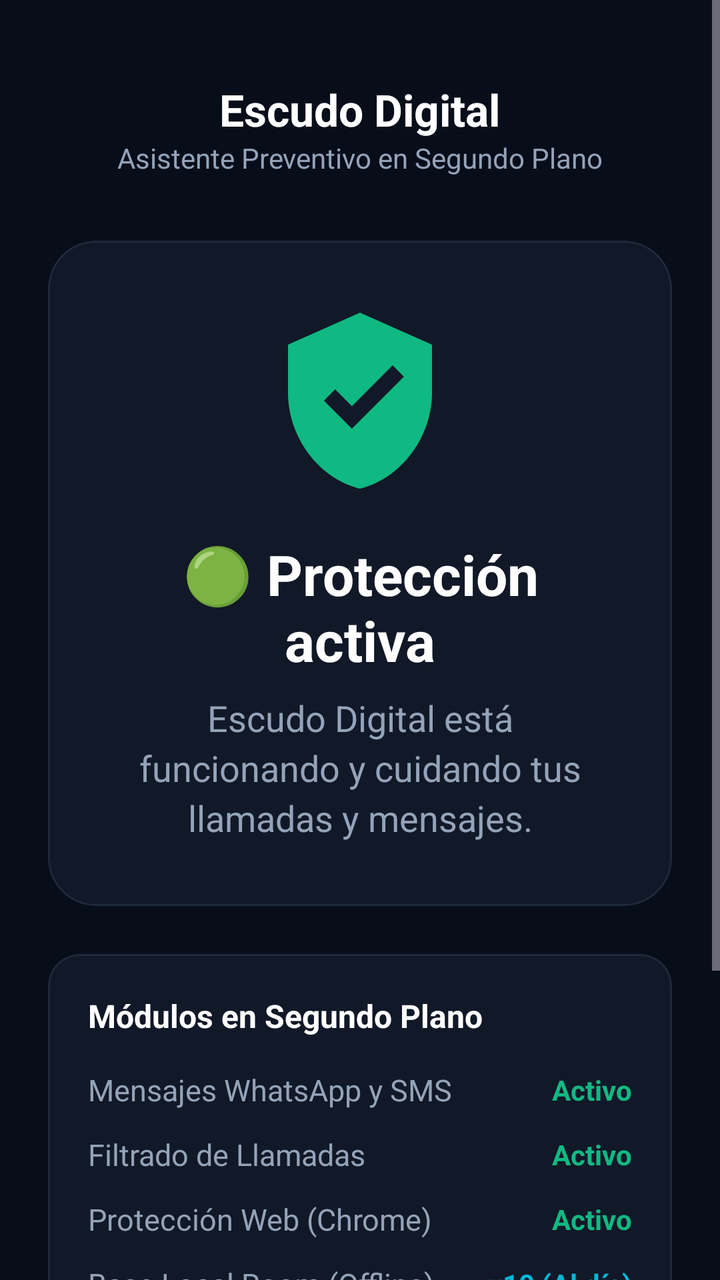
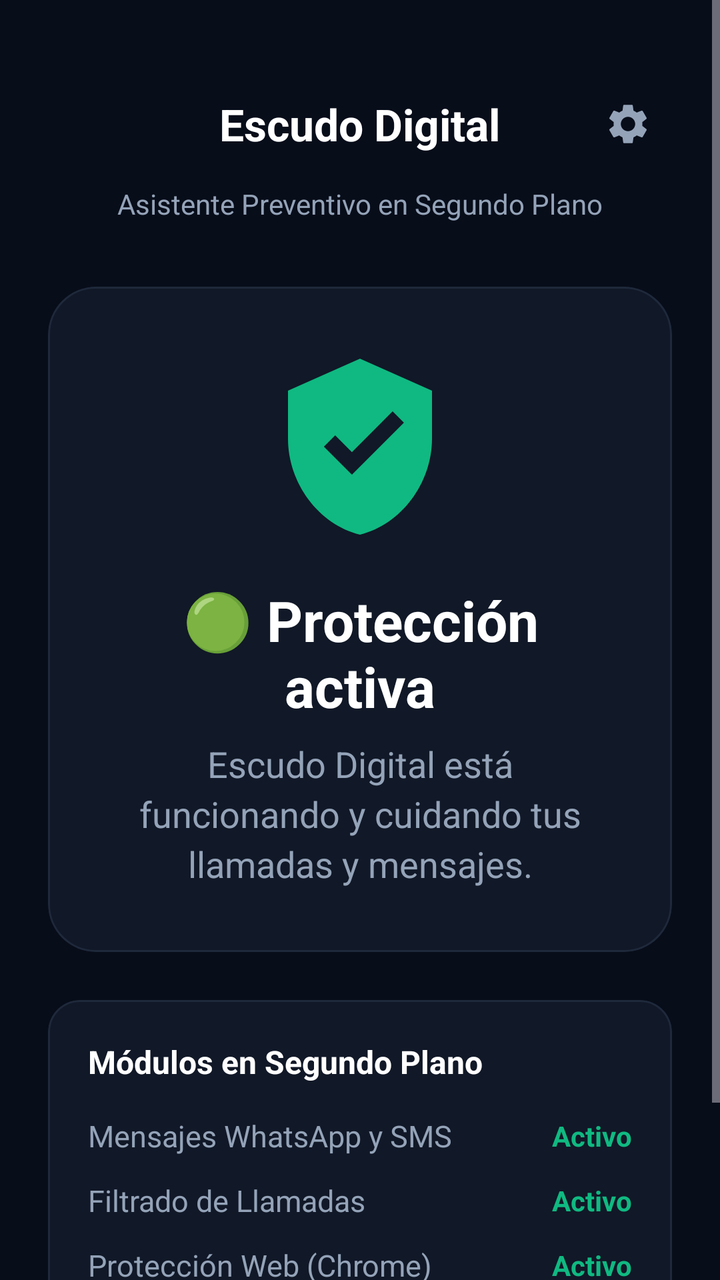

Screens rendered from an Android XML layout before and after an edit, with the pre-edit source and the edit as a unified diff.
<!-- AndroidManifest.xml: activity theme Theme.EscudoDigital -->
<!-- res/layout/activity_main.xml -->
<?xml version="1.0" encoding="utf-8"?>
<ScrollView xmlns:android="http://schemas.android.com/apk/res/android"
    xmlns:app="http://schemas.android.com/apk/res-auto"
    android:layout_width="match_parent"
    android:layout_height="match_parent"
    android:background="@color/bg_primary"
    android:fillViewport="true">

    <LinearLayout
        android:layout_width="match_parent"
        android:layout_height="wrap_content"
        android:orientation="vertical"
        android:padding="24dp"
        android:gravity="center_horizontal">

        
        <TextView
            android:layout_width="wrap_content"
            android:layout_height="wrap_content"
            android:text="@string/app_name"
            android:textSize="22sp"
            android:textStyle="bold"
            android:textColor="@color/text_primary"
            android:layout_marginTop="16dp" />

        <TextView
            android:layout_width="wrap_content"
            android:layout_height="wrap_content"
            android:text="Asistente Preventivo en Segundo Plano"
            android:textSize="14sp"
            android:textColor="@color/text_secondary"
            android:layout_marginBottom="32dp" />

        
        <com.google.android.material.card.MaterialCardView
            android:layout_width="match_parent"
            android:layout_height="wrap_content"
            app:cardCornerRadius="24dp"
            app:cardBackgroundColor="@color/bg_card"
            app:strokeColor="@color/border_card"
            app:strokeWidth="1dp"
            android:layout_marginBottom="24dp">

            <LinearLayout
                android:layout_width="match_parent"
                android:layout_height="wrap_content"
                android:orientation="vertical"
                android:padding="32dp"
                android:gravity="center">

                <ImageView
                    android:id="@+id/ivShieldStatus"
                    android:layout_width="96dp"
                    android:layout_height="96dp"
                    android:src="@drawable/ic_shield"
                    android:contentDescription="Escudo de Protección"
                    android:layout_marginBottom="20dp" />

                <TextView
                    android:id="@+id/tvProtectionTitle"
                    android:layout_width="wrap_content"
                    android:layout_height="wrap_content"
                    android:text="🟢 Protección activa"
                    android:textSize="28sp"
                    android:textStyle="bold"
                    android:textColor="@color/text_primary"
                    android:gravity="center"
                    android:layout_marginBottom="8dp" />

                <TextView
                    android:id="@+id/tvProtectionDesc"
                    android:layout_width="wrap_content"
                    android:layout_height="wrap_content"
                    android:text="Escudo Digital está funcionando y cuidando tus llamadas y mensajes."
                    android:textSize="18sp"
                    android:textColor="@color/text_secondary"
                    android:gravity="center"
                    android:lineSpacingExtra="4dp" />

            </LinearLayout>
        </com.google.android.material.card.MaterialCardView>

        
        <com.google.android.material.card.MaterialCardView
            android:layout_width="match_parent"
            android:layout_height="wrap_content"
            app:cardCornerRadius="16dp"
            app:cardBackgroundColor="@color/bg_card"
            app:strokeColor="@color/border_card"
            app:strokeWidth="1dp"
            android:layout_marginBottom="24dp">

            <LinearLayout
                android:layout_width="match_parent"
                android:layout_height="wrap_content"
                android:orientation="vertical"
                android:padding="20dp">

                <TextView
                    android:layout_width="wrap_content"
                    android:layout_height="wrap_content"
                    android:text="Módulos en Segundo Plano"
                    android:textSize="16sp"
                    android:textStyle="bold"
                    android:textColor="@color/text_primary"
                    android:layout_marginBottom="16dp" />

                
                <LinearLayout
                    android:layout_width="match_parent"
                    android:layout_height="wrap_content"
                    android:orientation="horizontal"
                    android:gravity="center_vertical"
                    android:layout_marginBottom="12dp">
                    <TextView
                        android:layout_width="0dp"
                        android:layout_weight="1"
                        android:layout_height="wrap_content"
                        android:text="Mensajes WhatsApp y SMS"
                        android:textColor="@color/text_secondary"
                        android:textSize="15sp" />
                    <TextView
                        android:id="@+id/tvNotificationStatus"
                        android:layout_width="wrap_content"
                        android:layout_height="wrap_content"
                        android:text="Activo"
                        android:textStyle="bold"
                        android:textColor="@color/shield_active"
                        android:textSize="14sp" />
                </LinearLayout>

                
                <LinearLayout
                    android:layout_width="match_parent"
                    android:layout_height="wrap_content"
                    android:orientation="horizontal"
                    android:gravity="center_vertical"
                    android:layout_marginBottom="12dp">
                    <TextView
                        android:layout_width="0dp"
                        android:layout_weight="1"
                        android:layout_height="wrap_content"
                        android:text="Filtrado de Llamadas"
                        android:textColor="@color/text_secondary"
                        android:textSize="15sp" />
                    <TextView
                        android:id="@+id/tvCallStatus"
                        android:layout_width="wrap_content"
                        android:layout_height="wrap_content"
                        android:text="Activo"
                        android:textStyle="bold"
                        android:textColor="@color/shield_active"
                        android:textSize="14sp" />
                </LinearLayout>

                
                <LinearLayout
                    android:id="@+id/rowBrowserProtection"
                    android:layout_width="match_parent"
                    android:layout_height="wrap_content"
                    android:orientation="horizontal"
                    android:gravity="center_vertical"
                    android:layout_marginBottom="12dp">
                    <TextView
                        android:layout_width="0dp"
                        android:layout_weight="1"
                        android:layout_height="wrap_content"
                        android:text="Protección Web (Chrome)"
                        android:textColor="@color/text_secondary"
                        android:textSize="15sp" />
                    <TextView
                        android:id="@+id/tvBrowserStatus"
                        android:layout_width="wrap_content"
                        android:layout_height="wrap_content"
                        android:text="Activo"
                        android:textStyle="bold"
                        android:textColor="@color/shield_active"
                        android:textSize="14sp" />
                </LinearLayout>

                
                <LinearLayout
                    android:layout_width="match_parent"
                    android:layout_height="wrap_content"
                    android:orientation="horizontal"
                    android:gravity="center_vertical">
                    <TextView
                        android:layout_width="0dp"
                        android:layout_weight="1"
                        android:layout_height="wrap_content"
                        android:text="Base Local Room (Offline)"
                        android:textColor="@color/text_secondary"
                        android:textSize="15sp" />
                    <TextView
                        android:id="@+id/tvDatabaseVersion"
                        android:layout_width="wrap_content"
                        android:layout_height="wrap_content"
                        android:text="v10 (Al día)"
                        android:textStyle="bold"
                        android:textColor="@color/accent_cyan"
                        android:textSize="14sp" />
                </LinearLayout>

            </LinearLayout>
        </com.google.android.material.card.MaterialCardView>

        
        <com.google.android.material.button.MaterialButton
            android:id="@+id/btnSimulateAlert"
            android:layout_width="match_parent"
            android:layout_height="60dp"
            android:text="Probar Alerta de Prueba (Demo)"
            android:textSize="16sp"
            android:textStyle="bold"
            app:cornerRadius="16dp"
            android:backgroundTint="@color/accent_indigo"
            android:textColor="@color/text_primary"
            android:layout_marginBottom="12dp" />

        <com.google.android.material.button.MaterialButton
            android:id="@+id/btnCheckPermissions"
            android:layout_width="match_parent"
            android:layout_height="52dp"
            android:text="Configurar Permisos del Sistema"
            android:textSize="14sp"
            app:cornerRadius="16dp"
            style="@style/Widget.Material3.Button.OutlinedButton"
            android:textColor="@color/text_secondary" />

    </LinearLayout>
</ScrollView>
<!-- resources referenced by this layout -->
<resources>
  <color name="accent_cyan">#06B6D4</color>
  <color name="accent_indigo">#6366F1</color>
  <color name="bg_card">#111827</color>
  <color name="bg_primary">#080D1A</color>
  <color name="border_card">#1E293B</color>
  <color name="shield_active">#10B981</color>
  <color name="text_primary">#FFFFFF</color>
  <color name="text_secondary">#94A3B8</color>
  <!-- drawable ic_shield (drawable) -->
  <vector xmlns:android="http://schemas.android.com/apk/res/android"
      android:width="24dp"
      android:height="24dp"
      android:viewportWidth="24"
      android:viewportHeight="24">
    <path
        android:fillColor="#10B981"
        android:pathData="M12,1L3,5v6c0,5.55 3.84,10.74 9,12c5.16,-1.26 9,-6.45 9,-12V5L12,1zM10.99,15.5l-3.5,-3.5l1.41,-1.41l2.09,2.09l5.09,-5.09l1.41,1.41L10.99,15.5z"/>
  </vector>
  <string name="app_name">Escudo Digital</string>
  <style name="Theme.EscudoDigital" parent="Theme.Material3.Dark.NoActionBar">
          <item name="android:statusBarColor">@color/bg_primary</item>
          <item name="android:windowBackground">@color/bg_primary</item>
          <item name="colorPrimary">@color/accent_indigo</item>
          <item name="colorSecondary">@color/accent_cyan</item>
          <item name="colorSurface">@color/bg_card</item>
      </style>
</resources>

<!-- the commit's change to res/layout/activity_main.xml (unified diff, before → after) -->
@@ -14,22 +14,57 @@
         android:gravity="center_horizontal">
 
         
-        <TextView
-            android:layout_width="wrap_content"
-            android:layout_height="wrap_content"
-            android:text="@string/app_name"
-            android:textSize="22sp"
-            android:textStyle="bold"
-            android:textColor="@color/text_primary"
-            android:layout_marginTop="16dp" />
-
+        <RelativeLayout
+            android:layout_width="match_parent"
+            android:layout_height="wrap_content"
+            android:layout_marginTop="16dp"
+            android:layout_marginBottom="32dp">
+
+            <TextView
+                android:layout_width="wrap_content"
+                android:layout_height="wrap_content"
+                android:layout_centerInParent="true"
+                android:text="@string/app_name"
+                android:textSize="22sp"
+                android:textStyle="bold"
+                android:textColor="@color/text_primary" />
+
+            <TextView
+                android:id="@+id/tvSubtitle"
+                android:layout_width="wrap_content"
+                android:layout_height="wrap_content"
+                android:layout_below="@+id/tvTitle"
+                android:layout_centerHorizontal="true"
+                android:text="Asistente Preventivo en Segundo Plano"
+                android:textSize="14sp"
+                android:textColor="@color/text_secondary"
+                android:visibility="gone" />
+
+            
+            <ImageButton
+                android:id="@+id/btnSettings"
+                android:layout_width="44dp"
+                android:layout_height="44dp"
+                android:layout_alignParentEnd="true"
+                android:layout_centerVertical="true"
+                android:src="@drawable/ic_settings"
+                android:background="?attr/selectableItemBackgroundBorderless"
+                android:contentDescription="Configuración"
+                android:padding="8dp"
+                android:tint="@color/text_secondary" />
+
+        </RelativeLayout>
+
+        
         <TextView
             android:layout_width="wrap_content"
             android:layout_height="wrap_content"
             android:text="Asistente Preventivo en Segundo Plano"
             android:textSize="14sp"
             android:textColor="@color/text_secondary"
-            android:layout_marginBottom="32dp" />
+            android:layout_marginBottom="32dp"
+            android:layout_marginTop="-24dp" />
+
 
         
         <com.google.android.material.card.MaterialCardView
@@ -206,26 +241,16 @@
 
         
         <com.google.android.material.button.MaterialButton
-            android:id="@+id/btnSimulateAlert"
-            android:layout_width="match_parent"
-            android:layout_height="60dp"
-            android:text="Probar Alerta de Prueba (Demo)"
-            android:textSize="16sp"
-            android:textStyle="bold"
-            app:cornerRadius="16dp"
-            android:backgroundTint="@color/accent_indigo"
-            android:textColor="@color/text_primary"
-            android:layout_marginBottom="12dp" />
-
-        <com.google.android.material.button.MaterialButton
             android:id="@+id/btnCheckPermissions"
             android:layout_width="match_parent"
             android:layout_height="52dp"
-            android:text="Configurar Permisos del Sistema"
+            android:text="⚠️  Configurar Permisos del Sistema"
             android:textSize="14sp"
             app:cornerRadius="16dp"
+            android:visibility="gone"
             style="@style/Widget.Material3.Button.OutlinedButton"
             android:textColor="@color/text_secondary" />
 
+
     </LinearLayout>
 </ScrollView>
<!-- resource entries referenced after the edit -->
@@ -8,6 +8,18 @@
   <color name="shield_active">#10B981</color>
   <color name="text_primary">#FFFFFF</color>
   <color name="text_secondary">#94A3B8</color>
+  <!-- drawable ic_settings (drawable) -->
+  <?xml version="1.0" encoding="utf-8"?>
+  <vector xmlns:android="http://schemas.android.com/apk/res/android"
+      android:width="24dp"
+      android:height="24dp"
+      android:viewportWidth="24"
+      android:viewportHeight="24"
+      android:tint="?attr/colorControlNormal">
+    <path
+        android:fillColor="@android:color/white"
+        android:pathData="M19.14,12.94c0.04,-0.3 0.06,-0.61 0.06,-0.94c0,-0.32 -0.02,-0.64 -0.07,-0.94l2.03,-1.58c0.18,-0.14 0.23,-0.41 0.12,-0.61l-1.92,-3.32c-0.12,-0.22 -0.37,-0.29 -0.59,-0.22l-2.39,0.96c-0.5,-0.38 -1.03,-0.7 -1.62,-0.94L14.4,2.81c-0.04,-0.24 -0.24,-0.41 -0.48,-0.41h-3.84c-0.24,0 -0.43,0.17 -0.47,0.41L9.25,5.35C8.66,5.59 8.12,5.92 7.63,6.29L5.24,5.33c-0.22,-0.08 -0.47,0 -0.59,0.22L2.74,8.87C2.62,9.08 2.66,9.34 2.86,9.48l2.03,1.58C4.84,11.36 4.8,11.69 4.8,12s0.02,0.64 0.07,0.94l-2.03,1.58c-0.18,0.14 -0.23,0.41 -0.12,0.61l1.92,3.32c0.12,0.22 0.37,0.29 0.59,0.22l2.39,-0.96c0.5,0.38 1.03,0.7 1.62,0.94l0.36,2.54c0.05,0.24 0.24,0.41 0.48,0.41h3.84c0.24,0 0.44,-0.17 0.47,-0.41l0.36,-2.54c0.59,-0.24 1.13,-0.56 1.62,-0.94l2.39,0.96c0.22,0.08 0.47,0 0.59,-0.22l1.92,-3.32c0.12,-0.22 0.07,-0.47 -0.12,-0.61L19.14,12.94zM12,15.6c-1.98,0 -3.6,-1.62 -3.6,-3.6s1.62,-3.6 3.6,-3.6s3.6,1.62 3.6,3.6S13.98,15.6 12,15.6z"/>
+  </vector>
   <!-- drawable ic_shield (drawable) -->
   <vector xmlns:android="http://schemas.android.com/apk/res/android"
       android:width="24dp"
